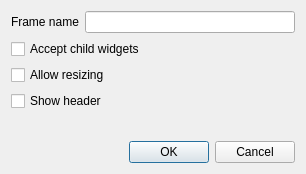
The window that ui/src/vcframeproperties.ui (mcallegari/qlcplus) describes before a commit, drawn with Qt 5.
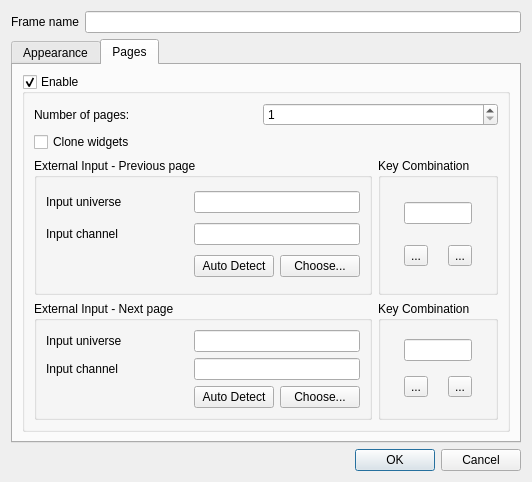
The same window after the commit. The open tabs and pages were chosen to show the change. Icons and pictures are not drawn.

```diff
--- a/ui/src/vcframeproperties.ui
+++ b/ui/src/vcframeproperties.ui
@@ -6,8 +6,8 @@
    <rect>
     <x>0</x>
     <y>0</y>
-    <width>306</width>
-    <height>174</height>
+    <width>532</width>
+    <height>482</height>
    </rect>
   </property>
   <property name="windowTitle">
@@ -29,39 +29,402 @@
     </layout>
    </item>
    <item>
-    <widget class="QCheckBox" name="m_allowChildrenCheck">
-     <property name="text">
-      <string>Accept child widgets</string>
+    <widget class="QTabWidget" name="tabWidget">
+     <property name="currentIndex">
+      <number>0</number>
      </property>
+     <widget class="QWidget" name="tab">
+      <attribute name="title">
+       <string>Appearance</string>
+      </attribute>
+      <layout class="QVBoxLayout" name="verticalLayout_2">
+       <item>
+        <widget class="QCheckBox" name="m_allowChildrenCheck">
+         <property name="sizePolicy">
+          <sizepolicy hsizetype="Preferred" vsizetype="Fixed">
+           <horstretch>0</horstretch>
+           <verstretch>0</verstretch>
+          </sizepolicy>
+         </property>
+         <property name="text">
+          <string>Accept child widgets</string>
+         </property>
+        </widget>
+       </item>
+       <item>
+        <widget class="QCheckBox" name="m_allowResizeCheck">
+         <property name="sizePolicy">
+          <sizepolicy hsizetype="Preferred" vsizetype="Fixed">
+           <horstretch>0</horstretch>
+           <verstretch>0</verstretch>
+          </sizepolicy>
+         </property>
+         <property name="text">
+          <string>Allow resizing</string>
+         </property>
+        </widget>
+       </item>
+       <item>
+        <widget class="QCheckBox" name="m_showHeaderCheck">
+         <property name="sizePolicy">
+          <sizepolicy hsizetype="Preferred" vsizetype="Fixed">
+           <horstretch>0</horstretch>
+           <verstretch>0</verstretch>
+          </sizepolicy>
+         </property>
+         <property name="text">
+          <string>Show header</string>
+         </property>
+        </widget>
+       </item>
+       <item>
+        <spacer name="verticalSpacer">
+         <property name="orientation">
+          <enum>Qt::Vertical</enum>
+         </property>
+         <property name="sizeHint" stdset="0">
+          <size>
+           <width>50</width>
+           <height>282</height>
+          </size>
+         </property>
+        </spacer>
+       </item>
+      </layout>
+     </widget>
+     <widget class="QWidget" name="tab_2">
+      <attribute name="title">
+       <string>Pages</string>
+      </attribute>
+      <layout class="QVBoxLayout" name="verticalLayout_3">
+       <item>
+        <widget class="QGroupBox" name="m_enablePaging">
+         <property name="title">
+          <string>Enable</string>
+         </property>
+         <property name="checkable">
+          <bool>true</bool>
+         </property>
+         <layout class="QGridLayout" name="gridLayout_3">
+          <item row="2" column="0">
+           <widget class="QCheckBox" name="checkBox">
+            <property name="text">
+             <string>Clone widgets</string>
+            </property>
+           </widget>
+          </item>
+          <item row="7" column="0" colspan="3">
+           <widget class="QGroupBox" name="m_externalInputGroup_2">
+            <property name="sizePolicy">
+             <sizepolicy hsizetype="Expanding" vsizetype="Preferred">
+              <horstretch>0</horstretch>
+              <verstretch>0</verstretch>
+             </sizepolicy>
+            </property>
+            <property name="title">
+             <string>External Input - Next page</string>
+            </property>
+            <layout class="QGridLayout" name="gridLayout_2">
+             <item row="0" column="0">
+              <widget class="QLabel" name="m_nextInputUniverseLabel">
+               <property name="text">
+                <string>Input universe</string>
+               </property>
+              </widget>
+             </item>
+             <item row="0" column="1" colspan="2">
+              <widget class="QLineEdit" name="m_nextInputUniverseEdit">
+               <property name="toolTip">
+                <string>The input universe that sends data to this widget</string>
+               </property>
+               <property name="readOnly">
+                <bool>true</bool>
+               </property>
+              </widget>
+             </item>
+             <item row="1" column="0">
+              <widget class="QLabel" name="m_nextInputChannelLabel">
+               <property name="text">
+                <string>Input channel</string>
+               </property>
+              </widget>
+             </item>
+             <item row="1" column="1" colspan="2">
+              <widget class="QLineEdit" name="m_nextInputChannelEdit">
+               <property name="toolTip">
+                <string>The particular input channel within the input universe that sends data to this widget</string>
+               </property>
+               <property name="readOnly">
+                <bool>true</bool>
+               </property>
+              </widget>
+             </item>
+             <item row="2" column="2">
+              <widget class="QPushButton" name="m_nextChooseInputButton">
+               <property name="toolTip">
+                <string>Choose an external input universe &amp; channel that this widget should listen to</string>
+               </property>
+               <property name="text">
+                <string>Choose...</string>
+               </property>
+              </widget>
+             </item>
+             <item row="2" column="1">
+              <widget class="QPushButton" name="m_nextAutoDetectInputButton">
+               <property name="toolTip">
+                <string>When toggled, you can move an external slider/knob to assign it to this virtual console slider.</string>
+               </property>
+               <property name="text">
+                <string>Auto Detect</string>
+               </property>
+               <property name="checkable">
+                <bool>true</bool>
+               </property>
+              </widget>
+             </item>
+             <item row="2" column="0">
+              <spacer name="horizontalSpacer_2">
+               <property name="orientation">
+                <enum>Qt::Horizontal</enum>
+               </property>
+               <property name="sizeHint" stdset="0">
+                <size>
+                 <width>200</width>
+                 <height>20</height>
+                </size>
+               </property>
+              </spacer>
+             </item>
+            </layout>
+           </widget>
+          </item>
+          <item row="4" column="0" rowspan="2" colspan="3">
+           <widget class="QGroupBox" name="m_externalInputGroup">
+            <property name="sizePolicy">
+             <sizepolicy hsizetype="Expanding" vsizetype="Preferred">
+              <horstretch>0</horstretch>
+              <verstretch>0</verstretch>
+             </sizepolicy>
+            </property>
+            <property name="title">
+             <string>External Input - Previous page</string>
+            </property>
+            <layout class="QGridLayout" name="gridLayout">
+             <item row="2" column="2">
+              <widget class="QPushButton" name="m_previousChooseInputButton">
+               <property name="toolTip">
+                <string>Choose an external input universe &amp; channel that this widget should listen to</string>
+               </property>
+               <property name="text">
+                <string>Choose...</string>
+               </property>
+              </widget>
+             </item>
+             <item row="2" column="0">
+              <spacer name="horizontalSpacer">
+               <property name="orientation">
+                <enum>Qt::Horizontal</enum>
+               </property>
+               <property name="sizeHint" stdset="0">
+                <size>
+                 <width>200</width>
+                 <height>20</height>
+                </size>
+               </property>
+              </spacer>
+             </item>
+             <item row="0" column="0">
+              <widget class="QLabel" name="m_previousInputUniverseLabel">
+               <property name="text">
+                <string>Input universe</string>
+               </property>
+              </widget>
+             </item>
+             <item row="0" column="1" colspan="2">
+              <widget class="QLineEdit" name="m_previousInputUniverseEdit">
+               <property name="toolTip">
+                <string>The input universe that sends data to this widget</string>
+               </property>
+               <property name="readOnly">
+                <bool>true</bool>
+               </property>
+              </widget>
+             </item>
+             <item row="1" column="0">
+              <widget class="QLabel" name="m_previousInputChannelLabel">
+               <property name="text">
+                <string>Input channel</string>
+               </property>
+              </widget>
+             </item>
+             <item row="1" column="1" colspan="2">
+              <widget class="QLineEdit" name="m_previousInputChannelEdit">
+               <property name="toolTip">
+                <string>The particular input channel within the input universe that sends data to this widget</string>
+               </property>
+               <property name="readOnly">
+                <bool>true</bool>
+               </property>
+              </widget>
+             </item>
+             <item row="2" column="1">
+              <widget class="QPushButton" name="m_previousAutoDetectInputButton">
+               <property name="toolTip">
+                <string>When toggled, you can move an external slider/knob to assign it to this virtual console slider.</string>
+               </property>
+               <property name="text">
+                <string>Auto Detect</string>
+               </property>
+               <property name="checkable">
+                <bool>true</bool>
+               </property>
+              </widget>
+             </item>
+            </layout>
+           </widget>
+          </item>
+          <item row="0" column="0">
+           <widget class="QLabel" name="label_2">
+            <property name="text">
+             <string>Number of pages:</string>
+            </property>
+           </widget>
+          </item>
+          <item row="7" column="3">
+           <widget class="QGroupBox" name="groupBox">
+            <property name="title">
+             <string>Key Combination</string>
+            </property>
+            <layout class="QGridLayout" name="gridLayout_5">
+             <item row="1" column="1">
+              <widget class="QToolButton" name="m_nextAttachButton">
+               <property name="toolTip">
+                <string>Bind a key combination to skip to the next cue</string>
+               </property>
+               <property name="text">
+                <string notr="true">...</string>
+               </property>
+               <property name="icon">
+                <iconset resource="qlcui.qrc">
+                 <normaloff>:/key_bindings.png</normaloff>:/key_bindings.png</iconset>
+               </property>
+               <property name="iconSize">
+                <size>
+                 <width>32</width>
+                 <height>32</height>
+                </size>
+               </property>
+              </widget>
+             </item>
+             <item row="1" column="2">
+              <widget class="QToolButton" name="m_nextDetachButton">
+               <property name="toolTip">
+                <string>Clear the key binding</string>
+               </property>
+               <property name="text">
+                <string notr="true">...</string>
+               </property>
+               <property name="icon">
+                <iconset resource="qlcui.qrc">
+                 <normaloff>:/fileclose.png</normaloff>:/fileclose.png</iconset>
+               </property>
+               <property name="iconSize">
+                <size>
+                 <width>32</width>
+                 <height>32</height>
+                </size>
+               </property>
+              </widget>
+             </item>
+             <item row="0" column="1" colspan="2">
+              <widget class="QLineEdit" name="m_nextKeyEdit">
+               <property name="toolTip">
+                <string>The key combination used to step to the next cue</string>
+               </property>
+               <property name="readOnly">
+                <bool>true</bool>
+               </property>
+              </widget>
+             </item>
+            </layout>
+           </widget>
+          </item>
+          <item row="4" column="3" rowspan="2">
+           <widget class="QGroupBox" name="groupBox_2">
+            <property name="title">
+             <string>Key Combination</string>
+            </property>
+            <layout class="QGridLayout" name="gridLayout_4">
+             <item row="1" column="0">
+              <widget class="QToolButton" name="m_previousAttachButton">
+               <property name="toolTip">
+                <string>Bind a key combination to skip to the next cue</string>
+               </property>
+               <property name="text">
+                <string notr="true">...</string>
+               </property>
+               <property name="icon">
+                <iconset resource="qlcui.qrc">
+                 <normaloff>:/key_bindings.png</normaloff>:/key_bindings.png</iconset>
+               </property>
+               <property name="iconSize">
+                <size>
+                 <width>32</width>
+                 <height>32</height>
+                </size>
+               </property>
+              </widget>
+             </item>
+             <item row="1" column="1">
+              <widget class="QToolButton" name="m_previousDetachButton">
+               <property name="toolTip">
+                <string>Clear the key binding</string>
+               </property>
+               <property name="text">
+                <string notr="true">...</string>
+               </property>
+               <property name="icon">
+                <iconset resource="qlcui.qrc">
+                 <normaloff>:/fileclose.png</normaloff>:/fileclose.png</iconset>
+               </property>
+               <property name="iconSize">
+                <size>
+                 <width>32</width>
+                 <height>32</height>
+                </size>
+               </property>
+              </widget>
+             </item>
+             <item row="0" column="0" colspan="2">
+              <widget class="QLineEdit" name="m_previousKeyEdit">
+               <property name="toolTip">
+                <string>The key combination used to step to the next cue</string>
+               </property>
+               <property name="readOnly">
+                <bool>true</bool>
+               </property>
+              </widget>
+             </item>
+            </layout>
+           </widget>
+          </item>
+          <item row="0" column="2" colspan="2">
+           <widget class="QSpinBox" name="m_totalPagesSpin">
+            <property name="minimum">
+             <number>1</number>
+            </property>
+            <property name="maximum">
+             <number>16</number>
+            </property>
+           </widget>
+          </item>
+         </layout>
+        </widget>
+       </item>
+      </layout>
+     </widget>
     </widget>
    </item>
-   <item>
-    <widget class="QCheckBox" name="m_allowResizeCheck">
-     <property name="text">
-      <string>Allow resizing</string>
-     </property>
-    </widget>
-   </item>
-   <item>
-    <widget class="QCheckBox" name="m_showHeaderCheck">
-     <property name="text">
-      <string>Show header</string>
-     </property>
-    </widget>
-   </item>
-   <item>
-    <spacer name="verticalSpacer">
-     <property name="orientation">
-      <enum>Qt::Vertical</enum>
-     </property>
-     <property name="sizeHint" stdset="0">
-      <size>
-       <width>20</width>
-       <height>40</height>
-      </size>
-     </property>
-    </spacer>
-   </item>
    <item>
     <widget class="QDialogButtonBox" name="buttonBox">
      <property name="orientation">
```
Left out of the diff: 13 changed lines with no effect on the pictures.
